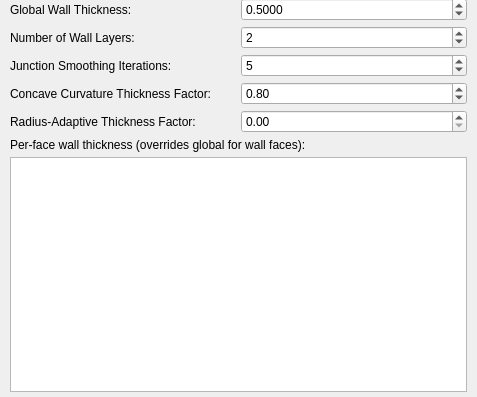
Above: Code/Source/sv4gui/Plugins/org.sv.gui.qt.meshing/sv4gui_MeshEdit.ui from halfmoon0109/SimVascular before the change; both pictures show x 0 to 477 and y 398 to 795 of the 477 by 795 pixel window. Below: the same form after it.
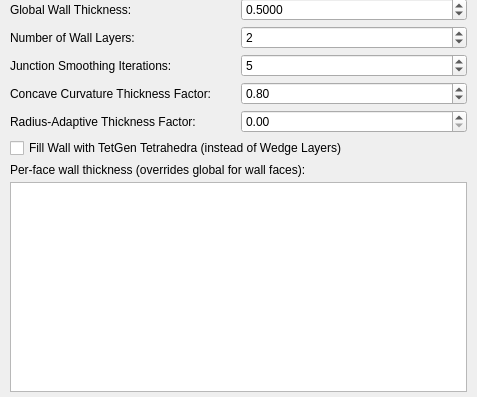
That is the form after the change. The open tabs and pages were chosen to show the change. Custom widgets are drawn as their Qt base class.

Commit message: [Claude] feat: 고체벽을 wedge 압출 대신 TetGen tet으로 채우는 옵션 추가

```diff
--- a/Code/Source/sv4gui/Plugins/org.sv.gui.qt.meshing/sv4gui_MeshEdit.ui
+++ b/Code/Source/sv4gui/Plugins/org.sv.gui.qt.meshing/sv4gui_MeshEdit.ui
@@ -2224,6 +2224,16 @@
                </layout>
               </widget>
              </item>
+             <item>
+              <widget class="QCheckBox" name="checkBoxWallTetGenShell">
+               <property name="toolTip">
+                <string>&lt;html&gt;&lt;head/&gt;&lt;body&gt;&lt;p&gt;If selected, the solid wall is filled with unstructured tetrahedra generated by TetGen between the inner surface and the offset outer surface, instead of being extruded as wedge layers. The wedge extrusion ties every outer node to exactly one inner node, which forces the wall to be thinned where two vessels merge; the shell fill has no such tie and can keep the thickness there. The fluid/wall interface nodes are unchanged either way, so the mesh remains conforming for FSI. Number of Wall Layers is ignored when this is selected.&lt;/p&gt;&lt;/body&gt;&lt;/html&gt;</string>
+               </property>
+               <property name="text">
+                <string>Fill Wall with TetGen Tetrahedra (instead of Wedge Layers)</string>
+               </property>
+              </widget>
+             </item>
              <item>
               <widget class="QLabel" name="label_wallThicknessTable">
                <property name="text">
```
The commit also changes 6 other files.
